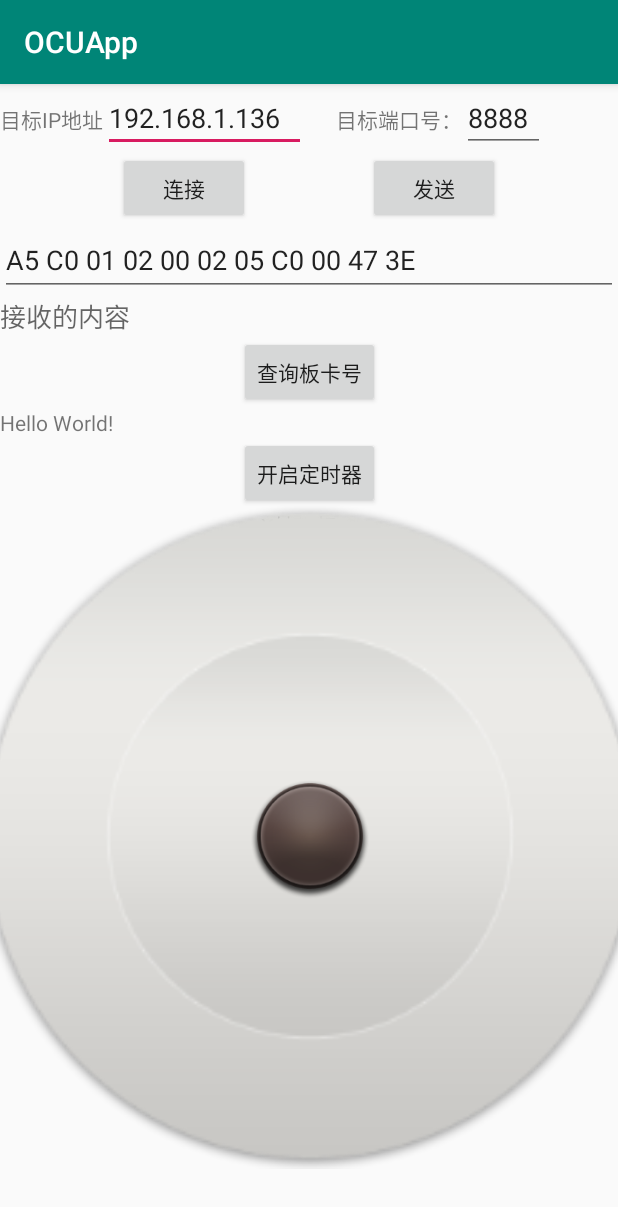
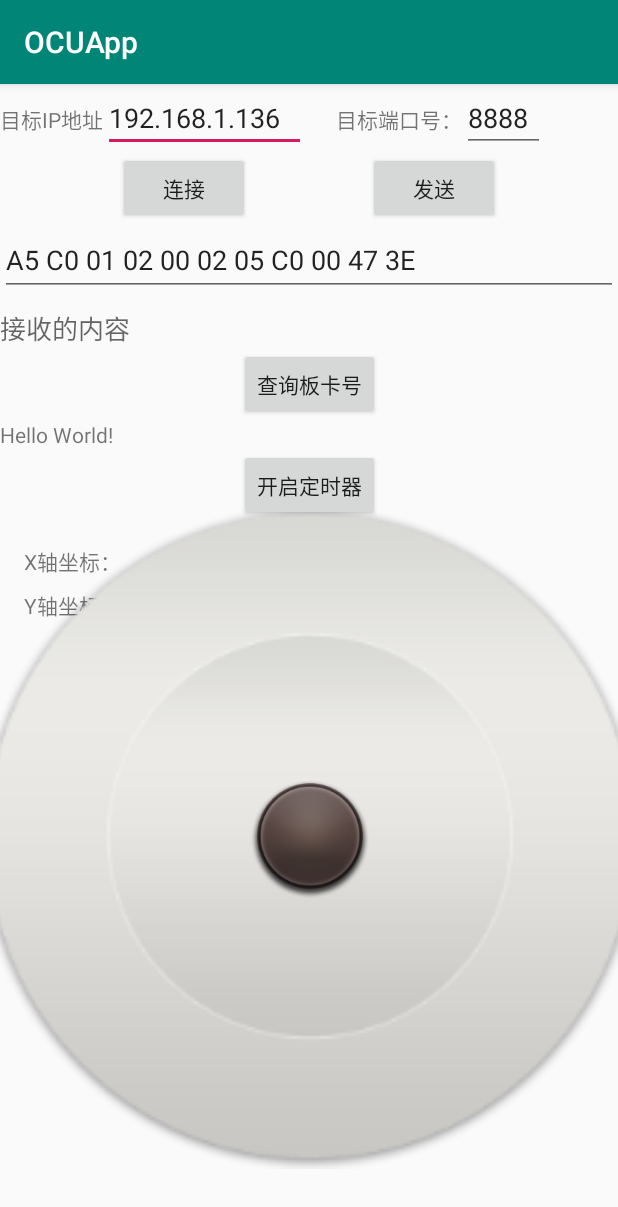
Before and after one commit to beyonne/OCUApp, an Android app: the screen it shows after launch (MainActivity), on a phone screen of 412 x 824 dp. Shown: the top 1207 px of the screen. Run offline under Robolectric (Android 15) with nearby library versions, the phone set to English and light mode, and no system bars.

Commit message:
V1.0.2   20190816 １　定时器能够正常执行定时任务，固定时间更新界面； ２　定时发送TCP数据闪退问题解决，数组越界； ３　数据接收不再追加显示； ４　摇杆上下（即Y轴）表示前进后退，左右（即X轴）表示转弯； ５　去掉无关控件； ６　扩大旋转圆盘半径，默认400改为800； ７　坐标显示与定时器按钮交换位置； ８　使用Design视图属性，直接设置增加控件之间的间距；

```diff
--- a/app/src/main/res/layout/activity_main.xml
+++ b/app/src/main/res/layout/activity_main.xml
@@ -83,11 +83,12 @@
         android:id="@+id/tv_recvdata"
         android:layout_width="wrap_content"
         android:layout_height="wrap_content"
-        app:layout_constraintTop_toBottomOf="@+id/Send_EditText"
-        app:layout_constraintStart_toStartOf="parent"
+        android:layout_marginTop="8dp"
         android:hint="接收的内容"
         android:textColor="#000000"
-        android:textSize="17sp" />
+        android:textSize="17sp"
+        app:layout_constraintStart_toStartOf="parent"
+        app:layout_constraintTop_toBottomOf="@+id/Send_EditText" />
 
     <Button
         android:id="@+id/CheckVerBtn"
@@ -119,29 +120,32 @@
         android:gravity="center"
         android:onClick="TimerOpenCloseBtn_clickHander"
         android:text="开启定时器"
-        app:layout_constraintTop_toBottomOf="@+id/textview1"
+        app:layout_constraintBottom_toTopOf="@+id/textviewX"
+        app:layout_constraintEnd_toEndOf="parent"
         app:layout_constraintStart_toStartOf="parent"
-        app:layout_constraintEnd_toEndOf="parent"
-        />
+        app:layout_constraintTop_toBottomOf="@+id/textview1" />
 
     <TextView
         android:id="@+id/textviewX"
         android:layout_width="wrap_content"
         android:layout_height="wrap_content"
+        android:layout_marginStart="16dp"
+        android:layout_marginLeft="16dp"
+        android:layout_marginTop="16dp"
         android:text="X轴坐标："
-        app:layout_constraintTop_toBottomOf="@+id/TimerOpenCloseBtn"
         app:layout_constraintStart_toStartOf="parent"
-        app:layout_constraintEnd_toEndOf="parent"
-        />
+        app:layout_constraintTop_toBottomOf="@+id/TimerOpenCloseBtn" />
+
     <TextView
         android:id="@+id/textviewY"
         android:layout_width="wrap_content"
         android:layout_height="wrap_content"
+        android:layout_marginStart="16dp"
+        android:layout_marginLeft="16dp"
+        android:layout_marginTop="8dp"
         android:text="Y轴坐标："
-        app:layout_constraintTop_toBottomOf="@+id/textviewX"
         app:layout_constraintStart_toStartOf="parent"
-        app:layout_constraintEnd_toEndOf="parent"
-        />
+        app:layout_constraintTop_toBottomOf="@+id/textviewX" />
 
 
     <!--摇杆-->
```
Also changed, not shown: 1 other file.
